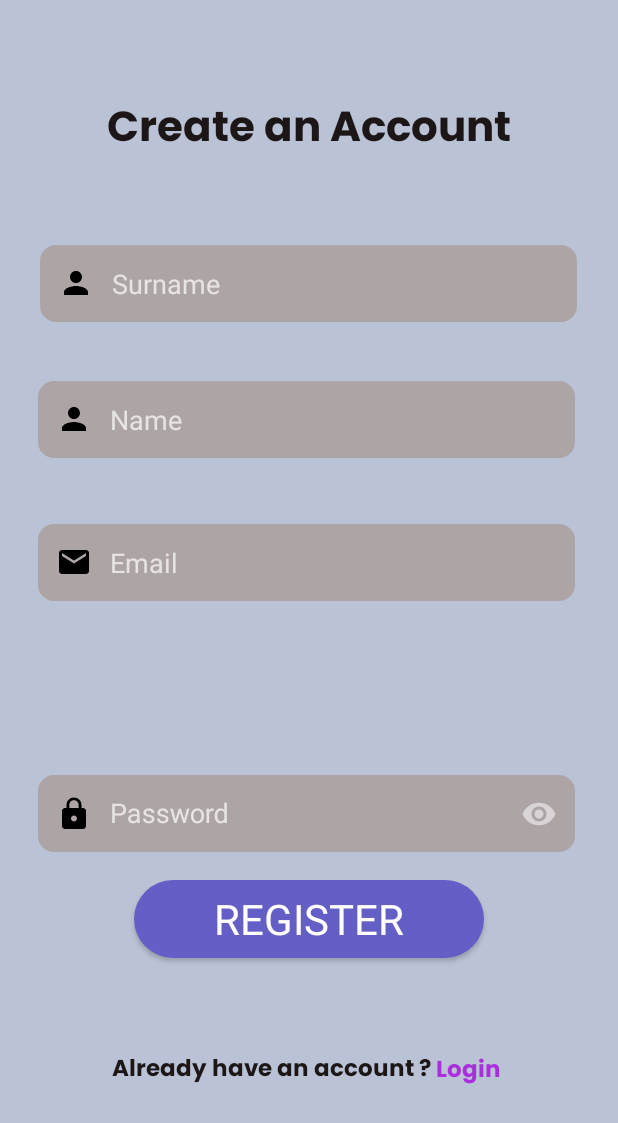
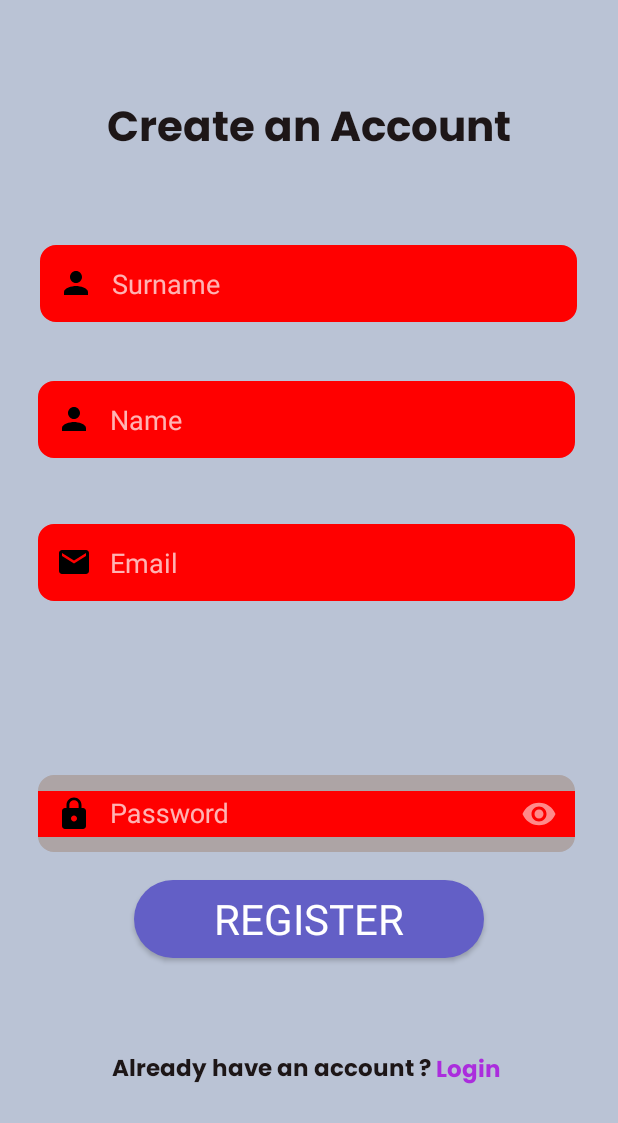
Before and after one commit to philippebertrand22/ENGR-390_Group2, an Android app: the RegisterPage screen opened directly, with no data from a screen before it, after a tap on "REGISTER", on a phone screen of 412 x 824 dp. Shown: the top 1123 px of the screen. Run offline under Robolectric (Android 15) with nearby library versions, the light colour scheme and no system bars; our stand-ins replace Firebase (no records; nobody signed in at launch, a user with empty details on screens opened directly); Roboto replaces fonts that are not available here.

Commit message:
register page fixed user input

```diff
--- a/UICode/app/src/main/java/com/example/ui_code/MainActivity.java
+++ b/UICode/app/src/main/java/com/example/ui_code/MainActivity.java
@@ -256,6 +256,8 @@ public class MainActivity extends AppCompatActivity {
                         latestNodeId++;
                     }
                     if (latestNodeId >= 50) {
+                        //TODO UN LIMIT TIMER
+
                         //Limit the amount of entries for the time being
                         stopTimer(); // Stops the timer and hence the queries
                     }
--- a/UICode/app/src/main/java/com/example/ui_code/RegisterPage.java
+++ b/UICode/app/src/main/java/com/example/ui_code/RegisterPage.java
@@ -3,11 +3,12 @@ package com.example.ui_code;
 import androidx.annotation.NonNull;
 import androidx.appcompat.app.AppCompatActivity;
 import androidx.appcompat.widget.AppCompatButton;
+import androidx.core.content.res.ResourcesCompat;
 
-import android.annotation.SuppressLint;
 import android.content.Intent;
+import android.graphics.Color;
+import android.graphics.PorterDuff;
 import android.os.Bundle;
-import android.view.MotionEvent;
 import android.view.View;
 import android.widget.EditText;
 import android.widget.TextView;
@@ -20,16 +21,13 @@ import com.google.firebase.auth.FirebaseAuth;
 import com.google.firebase.database.DatabaseReference;
 import com.google.firebase.database.FirebaseDatabase;
 
-import java.util.LinkedList;
-import java.util.List;
-
 public class RegisterPage extends AppCompatActivity {
 
-    private AppCompatButton Button;
+    private AppCompatButton registerButton;
 
-    private String surname, name,email, password;
+    private String Surname, Name, Email, Password;
 
-    private EditText Surname, Name, Email, Password;
+    private EditText surname, name, email, password;
 
     private TextView login_link;
 
@@ -38,6 +36,8 @@ public class RegisterPage extends AppCompatActivity {
     private DatabaseReference users_info_Reference;
 
     private FirebaseAuth mAuth;
+
+    boolean checkEmail, checkPass, checkName, checkSurname = false;
 
     @Override
     protected void onCreate(Bundle savedInstanceState) {
@@ -50,11 +50,11 @@ public class RegisterPage extends AppCompatActivity {
     }
 
     private void setupUI(){
-        Surname = findViewById(R.id.surname);
-        Name = findViewById(R.id.name4);
-        Email = findViewById(R.id.email);
-        Password = findViewById(R.id.password);
-        Button = findViewById(R.id.button);
+        surname = findViewById(R.id.surname);
+        name = findViewById(R.id.name4);
+        email = findViewById(R.id.email);
+        password = findViewById(R.id.password);
+        registerButton = findViewById(R.id.registerButton);
         login_link = findViewById(R.id.textView7);
     }
 
@@ -66,45 +66,61 @@ public class RegisterPage extends AppCompatActivity {
             }
         });
 
-        Button.setOnClickListener(new View.OnClickListener() {
+        registerButton.setOnClickListener(new View.OnClickListener() {
             @Override
             public void onClick(View view) {
-                surname = Surname.getText().toString();
-                name = Name.getText().toString();
-                email = Email.getText().toString();
-                password = Password.getText().toString();
+                Surname = surname.getText().toString();
+                Name = name.getText().toString();
+                Email = email.getText().toString();
+                Password = password.getText().toString();
 
-                if (surname.isEmpty() || name.isEmpty() || email.isEmpty() || password.isEmpty()) {
-                    if (surname.isEmpty()) {
-                        Toast.makeText(view.getContext(), "Enter Surname", Toast.LENGTH_SHORT).show();
-                        return;
+                    if(Name.length() < 1){
+                        checkName = false;
+                        name.getBackground().setColorFilter(Color.RED, PorterDuff.Mode.SRC_ATOP); //red
                     }
-                    if (name.isEmpty()) {
-                        Toast.makeText(view.getContext(), "Enter Name", Toast.LENGTH_SHORT).show();
-                        return;
+                    else{
+                        checkName = true;
+                        name.getBackground().setColorFilter(ResourcesCompat.getColor(getResources(), R.color.colorPrimary, null), PorterDuff.Mode.SRC_ATOP); //normal
                     }
-                    if (email.isEmpty()) {
-                        Toast.makeText(view.getContext(), "Enter Email", Toast.LENGTH_SHORT).show();
-                        return;
+
+                    if(Surname.length() < 1){
+                        checkSurname = false;
+                        surname.getBackground().setColorFilter(Color.RED, PorterDuff.Mode.SRC_ATOP); //red
                     }
-                    if (password.isEmpty()) {
-                        Toast.makeText(view.getContext(), "Enter Password", Toast.LENGTH_SHORT).show();
-                        return;
+                    else{
+                        checkSurname = true;
+                        surname.getBackground().setColorFilter(ResourcesCompat.getColor(getResources(), R.color.colorPrimary, null), PorterDuff.Mode.SRC_ATOP); //normal
                     }
-                }
 
-                if (!email.isEmpty() && !surname.isEmpty() && !password.isEmpty() && !name.isEmpty()) {
-                    if (email.contains(".com") && password.length() >= 6) {
-                        System.out.println("Surname:" + surname);
-                        System.out.println("Name:" + name);
-                        System.out.println("Email:" + email);
-                        System.out.println("Password:" + password);
+                    if(Password.length() < 6){
+                        checkPass = false;
+                        password.getBackground().setColorFilter(Color.RED, PorterDuff.Mode.SRC_ATOP); //red
+                    }
+                    else{
+                        checkPass = true;
+                        password.getBackground().setColorFilter(ResourcesCompat.getColor(getResources(), R.color.colorPrimary, null), PorterDuff.Mode.SRC_ATOP); //normal
+                    }
 
-                        mAuth.createUserWithEmailAndPassword(email,password).addOnCompleteListener(new OnCompleteListener<AuthResult>() {
+                    if(Email.contains(".com") && Email.contains("@")){
+                        checkEmail = true;
+                        email.getBackground().setColorFilter(ResourcesCompat.getColor(getResources(), R.color.colorPrimary, null), PorterDuff.Mode.SRC_ATOP); //normal
+                    }
+                    else{
+                        checkEmail = false;
+                        email.getBackground().setColorFilter(Color.RED, PorterDuff.Mode.SRC_ATOP); //red
+                    }
+
+                    if(checkEmail == true && checkName == true && checkSurname == true && checkPass == true){
+                        System.out.println("Surname:" + Surname);
+                        System.out.println("Name:" + Name);
+                        System.out.println("Email:" + Email);
+                        System.out.println("Password:" + Password);
+
+                        mAuth.createUserWithEmailAndPassword(Email, Password).addOnCompleteListener(new OnCompleteListener<AuthResult>() {
                             @Override
                             public void onComplete(@NonNull Task<AuthResult> task) {
                                 if(task.isSuccessful()){
-                                    new_user = new UserInfo(name,surname,email,password);
+                                    new_user = new UserInfo(Name, Surname, Email, Password);
                                     users_info_Reference.child(mAuth.getUid().toString()).setValue(new_user);
                                     Toast.makeText(view.getContext(), "User Successfully Added", Toast.LENGTH_SHORT).show();
                                     startActivity(UserProfile.class);
@@ -114,16 +130,8 @@ public class RegisterPage extends AppCompatActivity {
                             }
                         });
                     }
-                    if (!email.contains(".com")) {
-                            Toast.makeText(view.getContext(), "Email Address is not valid", Toast.LENGTH_SHORT).show();
-                            return;
-                    }
-                    if (!(password.length() >= 6)) {
-                            Toast.makeText(view.getContext(), "Password must contain 6 characters at least.", Toast.LENGTH_SHORT).show();
-                            return;
-                    }
-                 }
-              }
+
+            }
         });
     }
 
--- a/UICode/app/src/main/java/com/example/ui_code/WelcomePage.java
+++ b/UICode/app/src/main/java/com/example/ui_code/WelcomePage.java
@@ -6,7 +6,6 @@ import androidx.appcompat.widget.AppCompatButton;
 import android.content.Intent;
 import android.os.Bundle;
 import android.view.View;
-import android.widget.Button;
 
 public class WelcomePage extends AppCompatActivity {
 
@@ -16,7 +15,7 @@ public class WelcomePage extends AppCompatActivity {
     protected void onCreate(Bundle savedInstanceState) {
         super.onCreate(savedInstanceState);
         setContentView(R.layout.activity_welcome_page);
-        Button = findViewById(R.id.button);
+        Button = findViewById(R.id.registerButton);
         onClickListeners();
     }
 
--- a/UICode/app/src/main/res/layout/activity_register_page.xml
+++ b/UICode/app/src/main/res/layout/activity_register_page.xml
@@ -143,7 +143,7 @@
         app:layout_constraintVertical_bias="0.081" />
 
     <androidx.appcompat.widget.AppCompatButton
-        android:id="@+id/button"
+        android:id="@+id/registerButton"
         android:layout_width="233dp"
         android:layout_height="52dp"
         android:background="@drawable/round_btn"
--- a/UICode/app/src/main/res/layout/activity_welcome_page.xml
+++ b/UICode/app/src/main/res/layout/activity_welcome_page.xml
@@ -11,7 +11,7 @@
     tools:context=".WelcomePage">
 
     <androidx.appcompat.widget.AppCompatButton
-        android:id="@+id/button"
+        android:id="@+id/registerButton"
         android:layout_width="282dp"
         android:layout_height="52dp"
         android:background="@drawable/round_btn"
```
